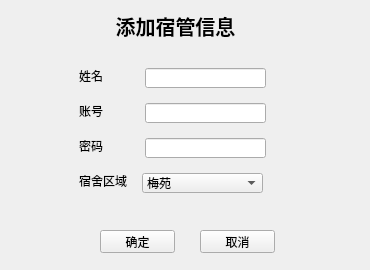
First picture: the form in admin/admin_modifyaunt.ui, repository wo16pao/MS, before the edit.
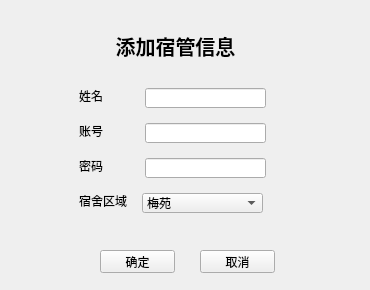
Second picture: the form after the edit.

```diff
--- a/admin/admin_modifyaunt.ui
+++ b/admin/admin_modifyaunt.ui
@@ -7,7 +7,7 @@
     <x>0</x>
     <y>0</y>
     <width>370</width>
-    <height>270</height>
+    <height>290</height>
    </rect>
   </property>
   <property name="windowTitle">
@@ -17,7 +17,7 @@
    <property name="geometry">
     <rect>
      <x>200</x>
-     <y>230</y>
+     <y>250</y>
      <width>75</width>
      <height>23</height>
     </rect>
@@ -30,7 +30,7 @@
    <property name="geometry">
     <rect>
      <x>70</x>
-     <y>50</y>
+     <y>70</y>
      <width>205</width>
      <height>161</height>
     </rect>
@@ -177,7 +177,7 @@
    <property name="geometry">
     <rect>
      <x>100</x>
-     <y>10</y>
+     <y>30</y>
      <width>151</width>
      <height>31</height>
     </rect>
@@ -200,7 +200,7 @@
    <property name="geometry">
     <rect>
      <x>23</x>
-     <y>231</y>
+     <y>251</y>
      <width>71</width>
      <height>21</height>
     </rect>
@@ -216,7 +216,7 @@
    <property name="geometry">
     <rect>
      <x>100</x>
-     <y>230</y>
+     <y>250</y>
      <width>75</width>
      <height>23</height>
     </rect>
```
